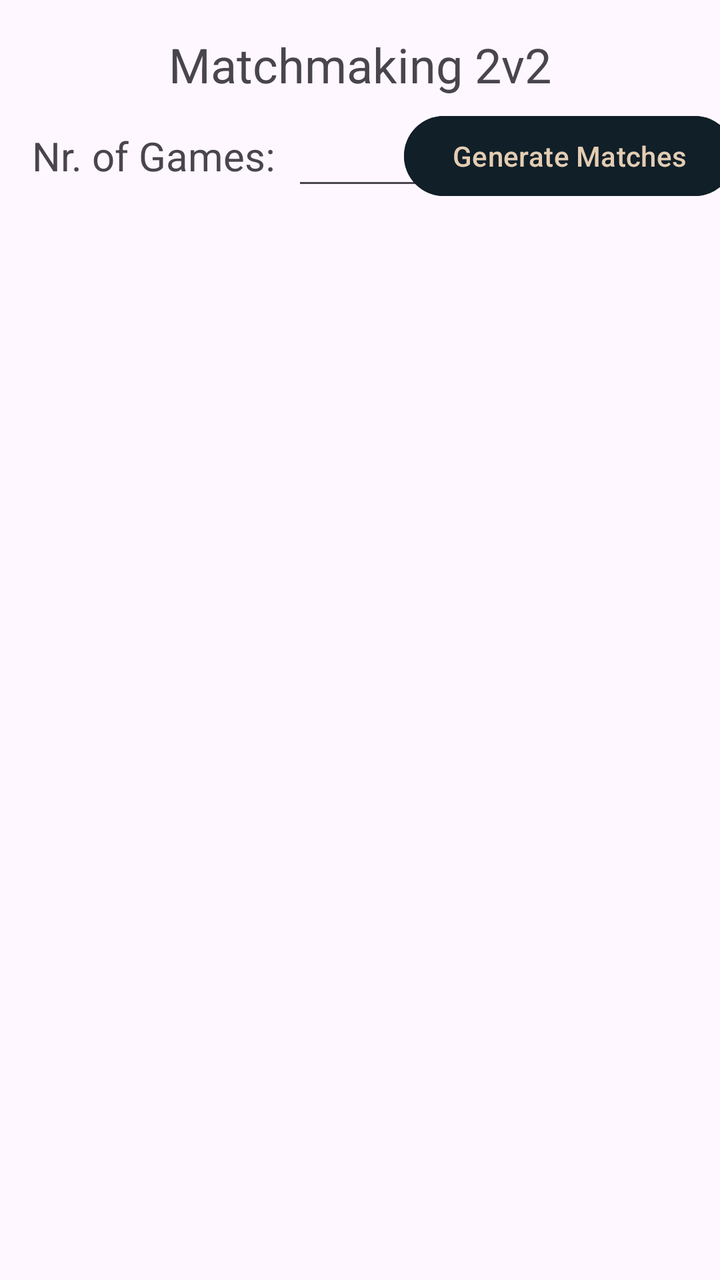
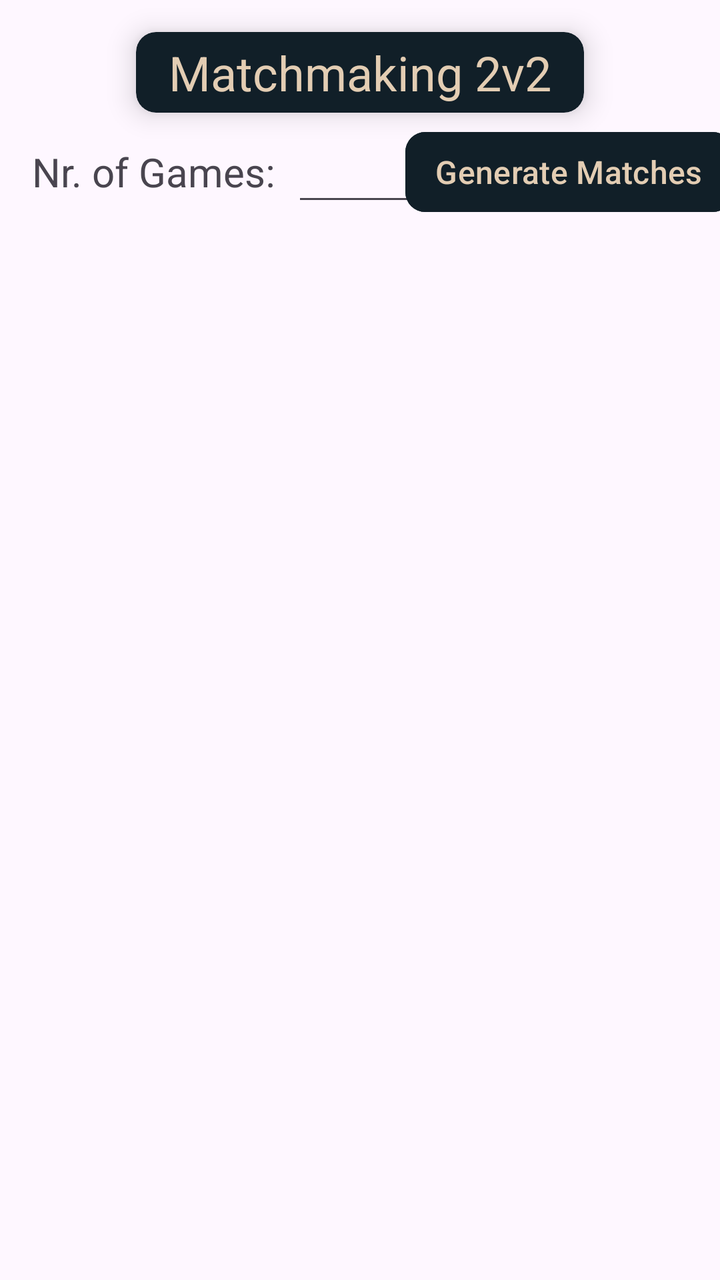

Two renders of the same Android screen: before a commit and after it. Below are the layout's source before the change and the commit's diff.
<!-- AndroidManifest.xml: application theme Theme.Matchmaking2v2 -->
<!-- res/layout/activity_main.xml -->
<?xml version="1.0" encoding="utf-8"?>
<androidx.constraintlayout.widget.ConstraintLayout xmlns:android="http://schemas.android.com/apk/res/android"
    xmlns:app="http://schemas.android.com/apk/res-auto"
    xmlns:tools="http://schemas.android.com/tools"
    android:id="@+id/main"
    android:layout_width="match_parent"
    android:layout_height="match_parent"
    tools:context=".MainActivity">

    <TextView
        android:id="@+id/tv_nrgames"
        android:layout_width="wrap_content"
        android:layout_height="wrap_content"
        android:layout_marginStart="16dp"
        android:layout_marginTop="16dp"
        android:text="Nr. of Games:"
        android:textSize="20sp"
        app:layout_constraintStart_toStartOf="parent"
        app:layout_constraintTop_toBottomOf="@+id/tv_title" />

    <EditText
        android:id="@+id/et_nrgames"
        android:layout_width="wrap_content"
        android:layout_height="wrap_content"
        android:layout_marginStart="8dp"
        android:ems="3"
        android:inputType="numberDecimal"
        android:text="0"
        android:textAlignment="viewEnd"
        android:textSize="20sp"
        app:layout_constraintBottom_toBottomOf="@+id/tv_nrgames"
        app:layout_constraintStart_toEndOf="@+id/tv_nrgames"
        app:layout_constraintTop_toTopOf="@+id/tv_nrgames" />

    <androidx.recyclerview.widget.RecyclerView
        android:id="@+id/rvRounds"
        android:layout_width="409dp"
        android:layout_height="729dp"
        android:layout_marginTop="16dp"
        app:layout_constraintBottom_toBottomOf="parent"
        app:layout_constraintEnd_toEndOf="parent"
        app:layout_constraintStart_toStartOf="parent"
        app:layout_constraintTop_toBottomOf="@id/tv_nrgames"
        app:layout_constraintVertical_bias="0.0" />

    <TextView
        android:id="@+id/tv_title"
        android:layout_width="wrap_content"
        android:layout_height="wrap_content"
        android:layout_marginTop="16dp"
        android:text="Matchmaking 2v2"
        android:textSize="24sp"
        app:layout_constraintEnd_toEndOf="parent"
        app:layout_constraintStart_toStartOf="parent"
        app:layout_constraintTop_toTopOf="parent" />

    <Button
        android:id="@+id/b_generate"
        android:layout_width="wrap_content"
        android:layout_height="wrap_content"
        android:layout_marginStart="8dp"
        android:layout_marginEnd="16dp"
        android:backgroundTint="@color/blueBlack"
        android:text="Generate Matches"
        android:textColor="@color/tanAccent"
        app:layout_constraintBottom_toBottomOf="@+id/et_nrgames"
        app:layout_constraintEnd_toEndOf="parent"
        app:layout_constraintStart_toEndOf="@+id/et_nrgames"
        app:layout_constraintTop_toTopOf="@+id/et_nrgames" />

</androidx.constraintlayout.widget.ConstraintLayout>
<!-- resources referenced by this layout -->
<resources>
  <color name="blueBlack">#111f28</color>
  <color name="tanAccent">#e3cdb3</color>
  <style name="Theme.Matchmaking2v2" parent="Base.Theme.Matchmaking2v2" />
  <style name="Base.Theme.Matchmaking2v2" parent="Theme.Material3.DayNight.NoActionBar">
          
          
      </style>
</resources>

<!-- the commit's change to res/layout/activity_main.xml (unified diff, before → after) -->
@@ -16,7 +16,7 @@
         android:text="Nr. of Games:"
         android:textSize="20sp"
         app:layout_constraintStart_toStartOf="parent"
-        app:layout_constraintTop_toBottomOf="@+id/tv_title" />
+        app:layout_constraintTop_toBottomOf="@+id/cardView" />
 
     <EditText
         android:id="@+id/et_nrgames"
@@ -35,24 +35,13 @@
     <androidx.recyclerview.widget.RecyclerView
         android:id="@+id/rvRounds"
         android:layout_width="409dp"
-        android:layout_height="729dp"
+        android:layout_height="0dp"
         android:layout_marginTop="16dp"
         app:layout_constraintBottom_toBottomOf="parent"
         app:layout_constraintEnd_toEndOf="parent"
         app:layout_constraintStart_toStartOf="parent"
         app:layout_constraintTop_toBottomOf="@id/tv_nrgames"
         app:layout_constraintVertical_bias="0.0" />
-
-    <TextView
-        android:id="@+id/tv_title"
-        android:layout_width="wrap_content"
-        android:layout_height="wrap_content"
-        android:layout_marginTop="16dp"
-        android:text="Matchmaking 2v2"
-        android:textSize="24sp"
-        app:layout_constraintEnd_toEndOf="parent"
-        app:layout_constraintStart_toStartOf="parent"
-        app:layout_constraintTop_toTopOf="parent" />
 
     <Button
         android:id="@+id/b_generate"
@@ -61,11 +50,54 @@
         android:layout_marginStart="8dp"
         android:layout_marginEnd="16dp"
         android:backgroundTint="@color/blueBlack"
+        android:elevation="8dp"
+        android:paddingLeft="15dp"
+        android:paddingTop="0dp"
+        android:paddingRight="15dp"
+        android:paddingBottom="0dp"
         android:text="Generate Matches"
         android:textColor="@color/tanAccent"
+        android:textSize="16sp"
+        app:cornerRadius="10dp"
         app:layout_constraintBottom_toBottomOf="@+id/et_nrgames"
         app:layout_constraintEnd_toEndOf="parent"
         app:layout_constraintStart_toEndOf="@+id/et_nrgames"
         app:layout_constraintTop_toTopOf="@+id/et_nrgames" />
 
+    <androidx.cardview.widget.CardView
+        android:id="@+id/cardView"
+        android:layout_width="wrap_content"
+        android:layout_height="wrap_content"
+        android:layout_marginTop="16dp"
+        app:cardBackgroundColor="@color/blueBlack"
+        app:cardCornerRadius="10dp"
+        app:cardElevation="8dp"
+        app:layout_constraintEnd_toEndOf="parent"
+        app:layout_constraintStart_toStartOf="parent"
+        app:layout_constraintTop_toTopOf="parent">
+
+        <androidx.constraintlayout.widget.ConstraintLayout
+            android:layout_width="match_parent"
+            android:layout_height="match_parent">
+
+            <TextView
+                android:id="@+id/tv_title2"
+                android:layout_width="wrap_content"
+                android:layout_height="wrap_content"
+                android:layout_marginStart="8pt"
+                android:layout_marginTop="2pt"
+                android:layout_marginEnd="8pt"
+                android:layout_marginBottom="2pt"
+                android:text="Matchmaking 2v2"
+                android:textColor="@color/tanAccent"
+                android:textSize="24sp"
+                app:layout_constraintBottom_toBottomOf="parent"
+                app:layout_constraintEnd_toEndOf="parent"
+                app:layout_constraintStart_toStartOf="parent"
+                app:layout_constraintTop_toTopOf="parent" />
+
+        </androidx.constraintlayout.widget.ConstraintLayout>
+
+    </androidx.cardview.widget.CardView>
+
 </androidx.constraintlayout.widget.ConstraintLayout>
